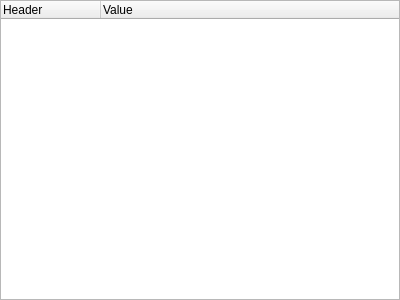
Before: the Qt Designer form src/gui/widget/ResponseHeadersWidget/ResponseHeadersView.ui in bartkessels/GetIt, drawn with Qt 5.
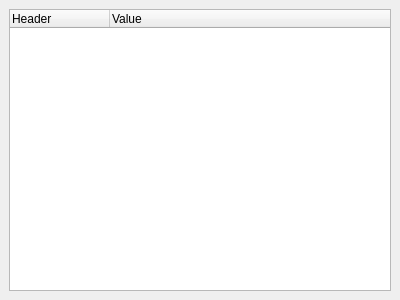
After: the same form once the commit is applied.

Commit message: Add JSON response body

```diff
--- a/src/gui/widget/ResponseHeadersWidget/ResponseHeadersView.ui
+++ b/src/gui/widget/ResponseHeadersWidget/ResponseHeadersView.ui
@@ -15,19 +15,19 @@
   </property>
   <layout class="QVBoxLayout" name="verticalLayout">
    <property name="spacing">
-    <number>0</number>
+    <number>6</number>
    </property>
    <property name="leftMargin">
-    <number>0</number>
+    <number>9</number>
    </property>
    <property name="topMargin">
-    <number>0</number>
+    <number>9</number>
    </property>
    <property name="rightMargin">
-    <number>0</number>
+    <number>9</number>
    </property>
    <property name="bottomMargin">
-    <number>0</number>
+    <number>9</number>
    </property>
    <item>
     <widget class="QTreeWidget" name="treeHeaders">
```
The commit also changes 17 other files.
